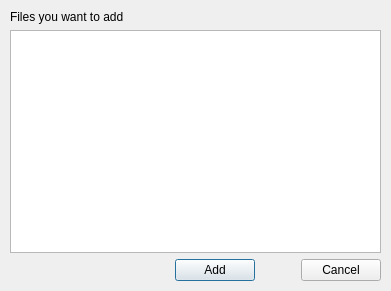
Qt form gitadddialog.ui (AnthonyChiavelli/GitVisualizationTool) before a commit.
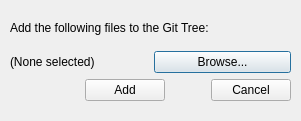
The same form after that commit.

The edit to the form file:
```diff
--- a/gitadddialog.ui
+++ b/gitadddialog.ui
@@ -6,32 +6,50 @@
    <rect>
     <x>0</x>
     <y>0</y>
-    <width>391</width>
-    <height>291</height>
+    <width>301</width>
+    <height>121</height>
    </rect>
   </property>
   <property name="windowTitle">
    <string>Dialog</string>
   </property>
-  <widget class="QWidget" name="layoutWidget">
+  <widget class="QWidget" name="">
    <property name="geometry">
     <rect>
      <x>10</x>
      <y>10</y>
-     <width>371</width>
-     <height>271</height>
+     <width>281</width>
+     <height>91</height>
     </rect>
    </property>
    <layout class="QVBoxLayout" name="verticalLayout">
     <item>
      <widget class="QLabel" name="label">
       <property name="text">
-       <string>Files you want to add</string>
+       <string>Add the following files to the Git Tree:</string>
       </property>
      </widget>
     </item>
     <item>
-     <widget class="QTextBrowser" name="textBrowser"/>
+     <layout class="QHBoxLayout" name="horizontalLayout_2">
+      <item>
+       <widget class="QLabel" name="label_2">
+        <property name="text">
+         <string>(None selected)</string>
+        </property>
+        <property name="buddy">
+         <cstring>fileBrowse</cstring>
+        </property>
+       </widget>
+      </item>
+      <item>
+       <widget class="QPushButton" name="fileBrowse">
+        <property name="text">
+         <string>Browse...</string>
+        </property>
+       </widget>
+      </item>
+     </layout>
     </item>
     <item>
      <layout class="QHBoxLayout" name="horizontalLayout">
```
